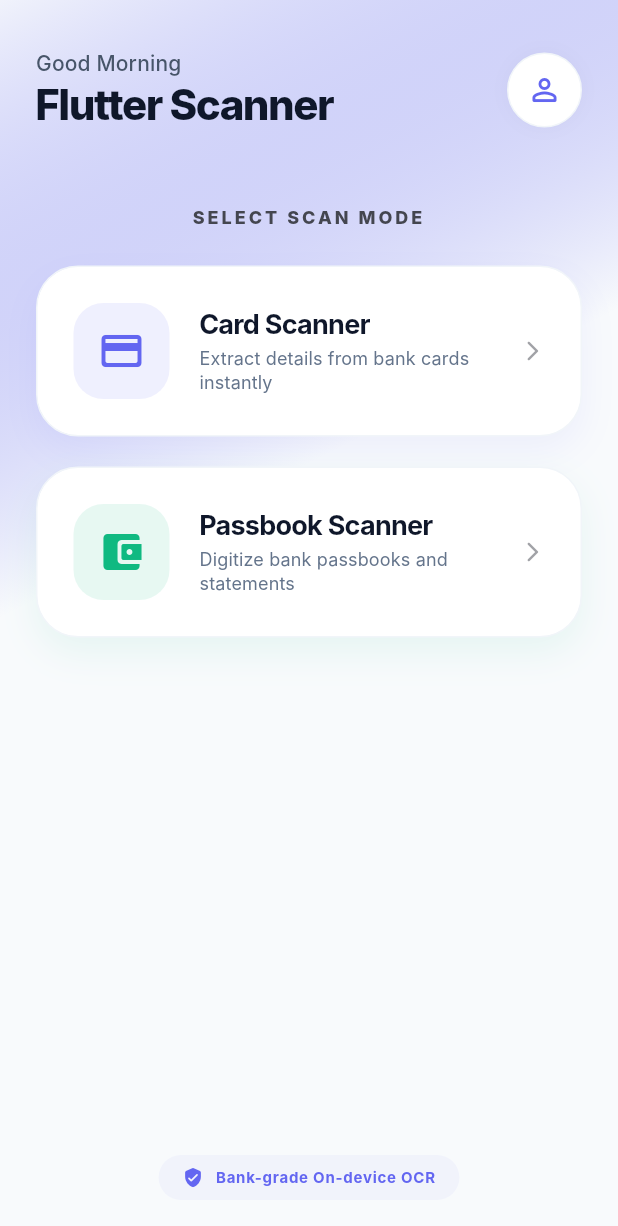
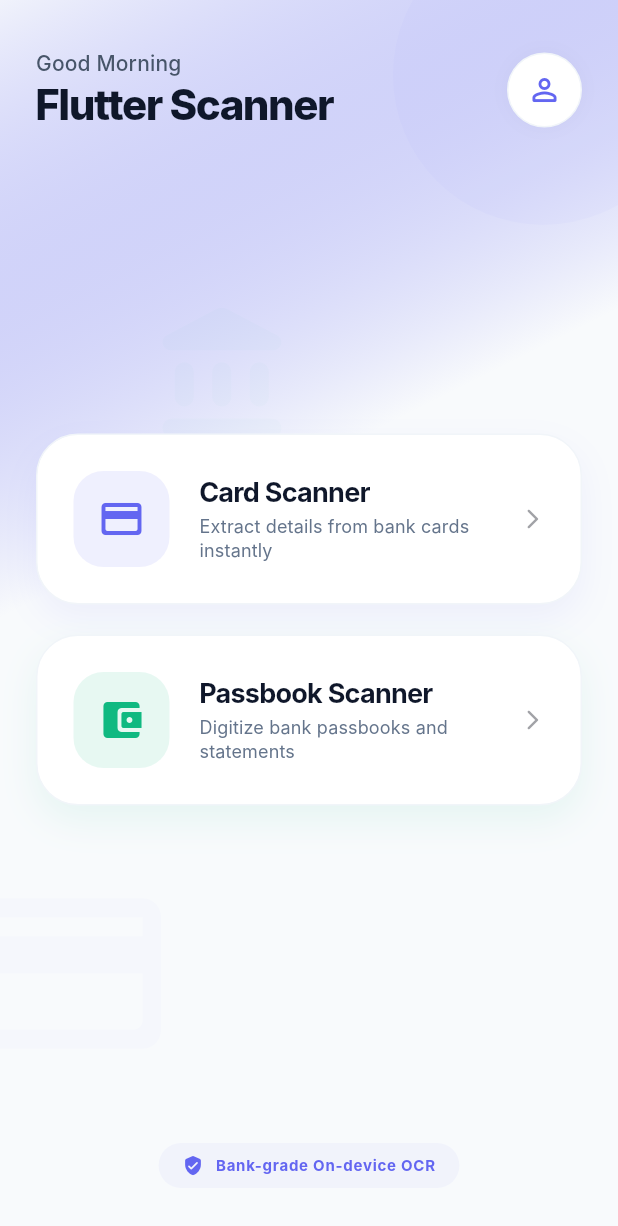
Before and after one commit to codebyforam/flutter-scanner, a Flutter app: the screen it shows after launch, on a phone screen of 412 x 824 dp. Shown: the top 1226 px of the screen. Run offline on Flutter 3.47's test engine with Material 3 defaults, Android fonts, the phone set to English and light mode, and no system bars; our stand-ins replace equatable, flutter_bloc, get_it, go_router, image_picker, logger; missing offline and left inert: google_mlkit_text_recognition; Roboto replaces fonts that are missing (Inter).

Commit message:
feat: redesign home page layout and add decorative background elements

```diff
--- a/lib/features/scanner_home/presentation/pages/home_page.dart
+++ b/lib/features/scanner_home/presentation/pages/home_page.dart
@@ -29,11 +29,45 @@ class HomePage extends StatelessWidget {
           ),
         ),
         child: SafeArea(
-          child: CustomScrollView(
+          child: Stack(
+            children: [
+              // Decorative background elements
+              Positioned(
+                top: -50,
+                right: -50,
+                child: Container(
+                  width: 200,
+                  height: 200,
+                  decoration: BoxDecoration(
+                    color: theme.colorScheme.primary.withValues(alpha: 0.03),
+                    shape: BoxShape.circle,
+                  ),
+                ),
+              ),
+              Positioned(
+                bottom: 100,
+                left: -30,
+                child: Icon(
+                  Icons.credit_card_rounded,
+                  size: 150,
+                  color: theme.colorScheme.primary.withValues(alpha: 0.02),
+                ),
+              ),
+              Positioned(
+                top: 200,
+                left: 100,
+                child: Icon(
+                  Icons.account_balance_rounded,
+                  size: 100,
+                  color: theme.colorScheme.secondary.withValues(alpha: 0.02),
+                ),
+              ),
+              CustomScrollView(
                 slivers: [
-              SliverPadding(
-                padding: const EdgeInsets.fromLTRB(24, 32, 24, 20),
-                sliver: SliverToBoxAdapter(
+                  SliverFillRemaining(
+                    hasScrollBody: false,
+                    child: Padding(
+                      padding: const EdgeInsets.symmetric(horizontal: 24, vertical: 32),
                       child: Column(
                         children: [
                           Row(
@@ -71,18 +105,10 @@ class HomePage extends StatelessWidget {
                               ),
                             ],
                           ),
-                      const SizedBox(height: 48),
-                      Text(
-                        'SELECT SCAN MODE',
-                        textAlign: TextAlign.center,
-                        style: theme.textTheme.labelLarge?.copyWith(
-                          color: theme.colorScheme.onSurfaceVariant,
-                          letterSpacing: 2.0,
-                          fontSize: 12,
-                          fontWeight: FontWeight.w800,
-                        ),
-                      ),
-                      const SizedBox(height: 24),
+                          Expanded(
+                            child: Column(
+                              mainAxisAlignment: MainAxisAlignment.center,
+                              children: [
                                 _PremiumFeatureCard(
                                   title: 'Card Scanner',
                                   subtitle: 'Extract details from bank cards instantly',
@@ -101,18 +127,13 @@ class HomePage extends StatelessWidget {
                               ],
                             ),
                           ),
-              ),
-              SliverFillRemaining(
-                hasScrollBody: false,
-                child: Padding(
-                  padding: const EdgeInsets.only(bottom: 24, left: 24, right: 24),
-                  child: Column(
-                    mainAxisAlignment: MainAxisAlignment.end,
-                    children: [
+                          const SizedBox(height: 24),
                           _SecurityBadge(theme: theme),
                         ],
                       ),
                     ),
+                  ),
+                ],
               ),
             ],
           ),
```
Lines whose indentation alone changed are shown as unchanged.
